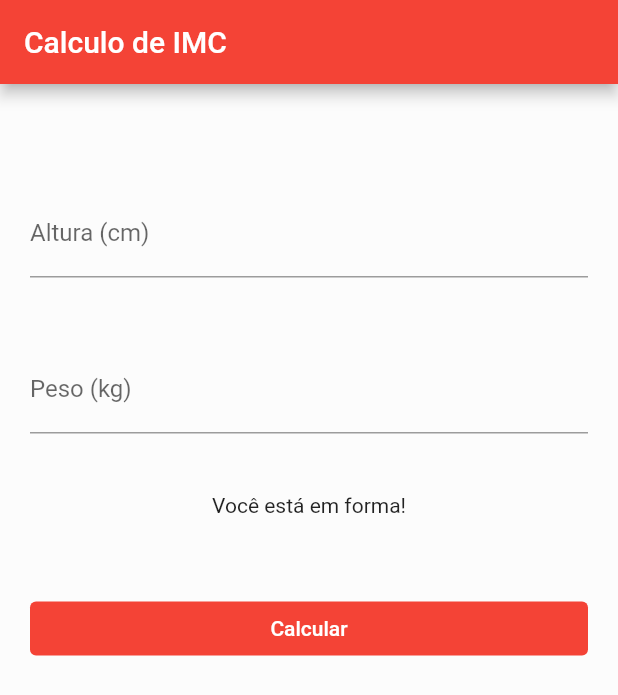
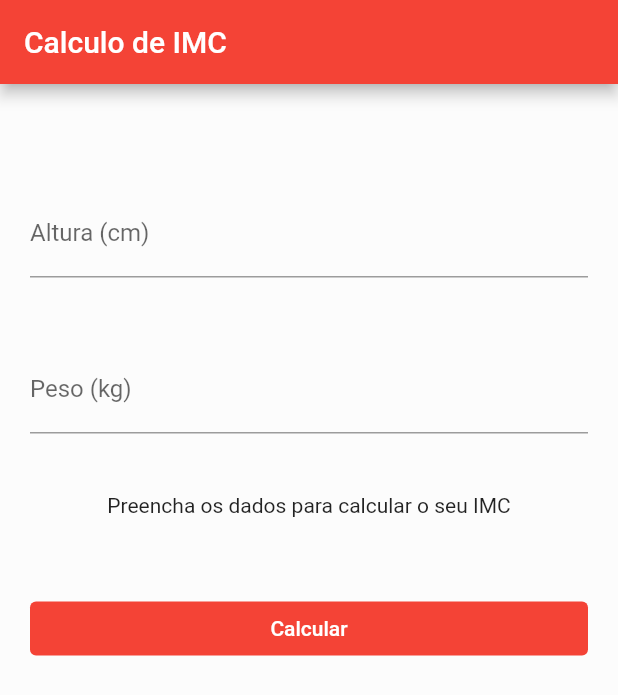
Before and after one commit to herbertribeiro19/app_imc, a Flutter app: the screen it shows after launch, after a tap on "Calcular", on a phone screen of 412 x 824 dp. Shown: the top 695 px of the screen. Run offline on Flutter 3.47's test engine with Material 2 defaults, Android fonts, the phone set to English and light mode, and no system bars; our stand-ins replace flutter_masked_text2.

Commit message:
calculo IMC add BLOC

```diff
--- a/analysis_options.yaml
+++ b/analysis_options.yaml
@@ -1 +1,5 @@
 include: package:flutter_lints/flutter.yaml
+
+linter:
+  rules:
+    prefer_const_constructors: false
--- /dev/null
+++ b/lib/blocs/imc.bloc.dart
@@ -0,0 +1,25 @@
+import 'package:flutter_masked_text2/flutter_masked_text2.dart';
+
+class ImcBloc {
+  var heightCtrl = MaskedTextController(mask: '000');
+  var weightCtrl = MaskedTextController(mask: '000');
+  var result = "Preencha os dados para calcular o seu IMC";
+
+  calculate() {
+    double weight = double.parse(weightCtrl.text);
+    double height = double.parse(heightCtrl.text);
+    double imc = weight / ((height * height) / 100);
+
+    if (imc < 18.6) {
+      result = "Abaixo do Peso (${imc.toStringAsPrecision(2)})";
+    } else if (imc >= 18.6 && imc < 24.9) {
+      result = "Peso Ideal (${imc.toStringAsPrecision(2)})";
+    } else if (imc >= 24.9 && imc < 34.9) {
+      result = "Levemente acima do peso (${imc.toStringAsPrecision(2)})";
+    } else if (imc >= 34.9 && imc <= 39.9) {
+      result = "Obesidade Grau I (${imc.toStringAsPrecision(2)})";
+    } else if (imc >= 40) {
+      result = "Obesidade Grau II (${imc.toStringAsPrecision(2)})";
+    }
+  }
+}
--- a/lib/main.dart
+++ b/lib/main.dart
@@ -1,11 +1,10 @@
 // ignore_for_file: unused_import
+import 'dart:io' show Platform;
 
 import 'package:app_imc/ui/android/material-app.dart';
 import 'package:flutter/material.dart';
 
 import 'ui/ios/cupertino-app.dart';
 
-void main() {
-  runApp(const MyMaterialApp());
-  // runApp(const MyCupertinoApp());
-}
+void main() =>
+    Platform.isIOS ? runApp(MyCupertinoApp()) : runApp(MyMaterialApp());
--- a/lib/ui/android/pages/home.page.dart
+++ b/lib/ui/android/pages/home.page.dart
@@ -1,3 +1,4 @@
+import 'package:app_imc/blocs/imc.bloc.dart';
 import 'package:flutter/material.dart';
 
 class HomePage extends StatefulWidget {
@@ -8,11 +9,11 @@ class HomePage extends StatefulWidget {
 }
 
 class _HomePageState extends State<HomePage> {
+  var bloc = ImcBloc();
   @override
   Widget build(BuildContext context) {
     return Scaffold(
       appBar: AppBar(
-        // ignore: prefer_const_constructors
         title: Text("Calculo de IMC"),
       ),
       body: Container(
@@ -20,7 +21,6 @@ class _HomePageState extends State<HomePage> {
         child: ListView(
           children: <Widget>[
             Padding(
-              // ignore: prefer_const_constructors
               padding: EdgeInsets.only(
                 top: 70,
                 left: 20,
@@ -28,53 +28,48 @@ class _HomePageState extends State<HomePage> {
                 bottom: 20,
               ),
               child: TextFormField(
+                controller: bloc.heightCtrl,
                 decoration: const InputDecoration(
                   labelText: "Altura (cm)",
                 ),
                 keyboardType: TextInputType.number,
               ),
             ),
-            // ignore: prefer_const_constructors
             SizedBox(
               height: 5,
             ),
             Padding(
-              // ignore: prefer_const_constructors
               padding: EdgeInsets.all(20),
               child: TextFormField(
-                // ignore: prefer_const_constructors
-                decoration: const InputDecoration(
+                controller: bloc.weightCtrl,
+                decoration: InputDecoration(
                   labelText: "Peso (kg)",
                 ),
                 keyboardType: TextInputType.number,
               ),
             ),
-            // ignore: prefer_const_constructors
             Padding(
-              // ignore: prefer_const_constructors
               padding: EdgeInsets.all(20),
-              child: const Text(
-                "Você está em forma!",
+              child: Text(
+                bloc.result,
                 textAlign: TextAlign.center,
               ),
             ),
-            // ignore: prefer_const_constructors
             SizedBox(
               height: 10,
             ),
-            // ignore: prefer_const_constructors
             Padding(
-              // ignore: prefer_const_constructors
               padding: EdgeInsets.all(20),
               child: TextButton(
-                onPressed: () {},
-                // ignore: prefer_const_constructors
+                onPressed: () {
+                  setState(() {
+                    bloc.calculate();
+                  });
+                },
                 style: ButtonStyle(
                     backgroundColor: MaterialStateProperty.all(Colors.red)),
-                // ignore: prefer_const_constructors
                 child: Text(
                   "Calcular",
-                  // ignore: prefer_const_constructors
                   style: TextStyle(
                     color: Colors.white,
                   ),
```
Also changed, not shown: lib/ui/ios/pages/home.page.dart (+65 -3 lines).
